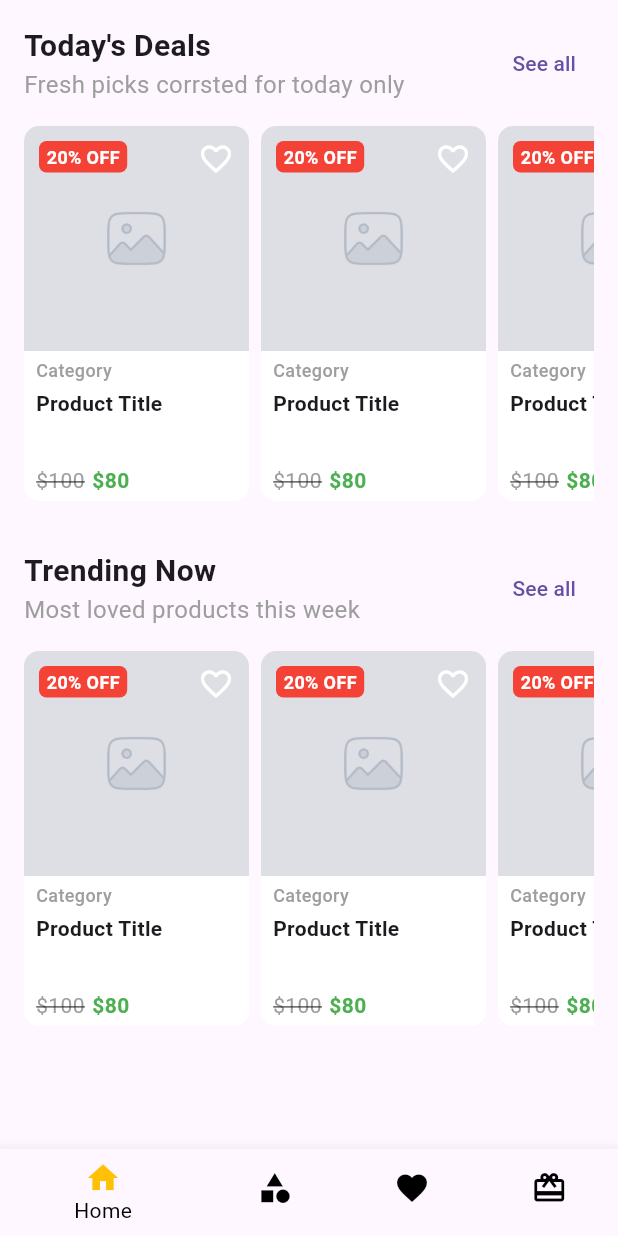
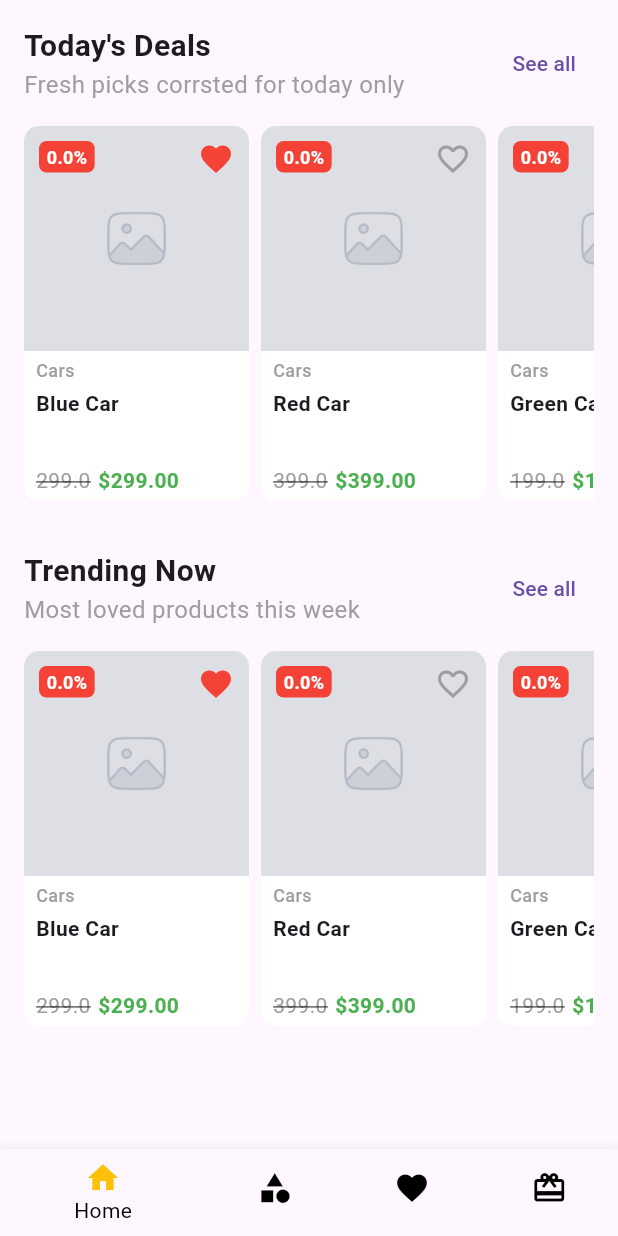
Before and after one commit to AsemNajee/flutter-e-commerce, a Flutter app: the screen it shows after launch, on a phone screen of 412 x 824 dp. Run offline on Flutter 3.47's test engine with Material 3 defaults, Android fonts, the phone set to English and light mode, and no system bars.

Commit message:
fix product card to get data from constructor

```diff
--- a/lib/data/product_data.dart
+++ b/lib/data/product_data.dart
@@ -5,14 +5,15 @@ class ProductData {
   final double discount;
   final bool isFavorite;
   final bool isInCart;
+  final String category;
 
   ProductData({
     required this.title,
     required this.price,
+    required this.category,
     this.imagePath = "assets/image.png",
     this.discount = 0,
     this.isFavorite = false,
     this.isInCart = false,
   });
-
 }
--- a/lib/pages/home/widgets/product_card.dart
+++ b/lib/pages/home/widgets/product_card.dart
@@ -30,7 +30,7 @@ class ProductCard extends StatelessWidget {
                     topRight: Radius.circular(10),
                   ),
                   image: DecorationImage(
-                    image: Image.asset("assets/image.png").image,
+                    image: Image.asset(product.imagePath).image,
                     fit: BoxFit.cover,
                   ),
                 ),
@@ -46,7 +46,7 @@ class ProductCard extends StatelessWidget {
                     borderRadius: BorderRadius.circular(5),
                   ),
                   child: Text(
-                    "20% OFF",
+                    "${product.discount}%",
                     style: TextStyle(
                       color: Colors.white,
                       fontSize: 12,
@@ -59,8 +59,8 @@ class ProductCard extends StatelessWidget {
                 top: 10,
                 right: 10,
                 child: Icon(
-                  Icons.favorite_border,
-                  color: Colors.white,
+                  product.isFavorite ? Icons.favorite : Icons.favorite_border,
+                  color: product.isFavorite ? Colors.red : Colors.grey,
                 ),
               ),
             ],
@@ -69,7 +69,7 @@ class ProductCard extends StatelessWidget {
             padding:
                 const EdgeInsets.symmetric(horizontal: 8.0, vertical: 4.0),
             child: Text(
-              "Category",
+              product.category,
               style:
                   TextStyle(fontSize: 12, color: Colors.grey, fontWeight: FontWeight.w500),
             ),
@@ -77,7 +77,7 @@ class ProductCard extends StatelessWidget {
           Padding(
             padding: const EdgeInsets.symmetric(horizontal: 8.0),
             child: Text(
-              "Product Title",
+              product.title,
               style: TextStyle(fontSize: 14, fontWeight: FontWeight.bold),
             ),
           ),
@@ -87,7 +87,7 @@ class ProductCard extends StatelessWidget {
             child: Row(
               children: [
                 Text(
-                  "\$100",
+                  product.price.toString(),
                   style: TextStyle(
                     fontSize: 14,
                     color: Colors.grey,
@@ -96,7 +96,7 @@ class ProductCard extends StatelessWidget {
                 ),
                 SizedBox(width: 5),
                 Text(
-                  "\$80",
+                  "\$${(product.price - (product.price * product.discount / 100)).toStringAsFixed(2)} ",
                   style: TextStyle(
                     fontSize: 14,
                     color: Colors.green,
--- a/lib/repositories/product_repository.dart
+++ b/lib/repositories/product_repository.dart
@@ -4,21 +4,21 @@ class ProductRepository {
   List<ProductData> getProducts() {
     // add 15 prodect as mock data and make 7 of them as favorite
     return [
-      ProductData(title: "Blue Car", price: 299, isFavorite: true, isInCart: true),
-      ProductData(title: "Red Car", price: 399, isInCart: true),
-      ProductData(title: "Green Car", price: 199, isFavorite: true, isInCart: true),
-      ProductData(title: "Yellow Car", price: 499, isInCart: true),
-      ProductData(title: "Black Car", price: 599, isInCart: true),
-      ProductData(title: "White Car", price: 699, isInCart: true),
-      ProductData(title: "Silver Car", price: 799),
-      ProductData(title: "Gold Car", price: 899, isFavorite: true),
-      ProductData(title: "Purple Car", price: 999),
-      ProductData(title: "Orange Car", price: 1099, isFavorite: true),
-      ProductData(title: "Pink Car", price: 1199, isFavorite: true),
-      ProductData(title: "Brown Car", price: 1299),
-      ProductData(title: "Gray Car", price: 1399, isFavorite: true),
-      ProductData(title: "Cyan Car", price: 1499, isFavorite: true),
-      ProductData(title: "Magenta Car", price: 1599),
+      ProductData(title: "Blue Car", price: 299, isFavorite: true, isInCart: true, category: 'Cars'),
+      ProductData(title: "Red Car", price: 399, isInCart: true, category: 'Cars'),
+      ProductData(title: "Green Car", price: 199, isFavorite: true, isInCart: true, category: 'Cars'),
+      ProductData(title: "Yellow Car", price: 499, isInCart: true, category: 'Cars'),
+      ProductData(title: "Black Car", price: 599, isInCart: true, category: 'Cars'),
+      ProductData(title: "White Car", price: 699, isInCart: true, category: 'Cars'),
+      ProductData(title: "Silver Car", price: 799, category: 'Cars'),
+      ProductData(title: "Gold Car", price: 899, isFavorite: true, category: 'Cars'),
+      ProductData(title: "Purple Car", price: 999, category: 'Cars'),
+      ProductData(title: "Orange Car", price: 1099, isFavorite: true, category: 'Cars'),
+      ProductData(title: "Pink Car", price: 1199, isFavorite: true, category: 'Cars'),
+      ProductData(title: "Brown Car", price: 1299, category: 'Cars'),
+      ProductData(title: "Gray Car", price: 1399, isFavorite: true, category: 'Cars'),
+      ProductData(title: "Cyan Car", price: 1499, isFavorite: true, category: 'Cars'),
+      ProductData(title: "Magenta Car", price: 1599, category: 'Cars'),
     ];
   }
 
```
